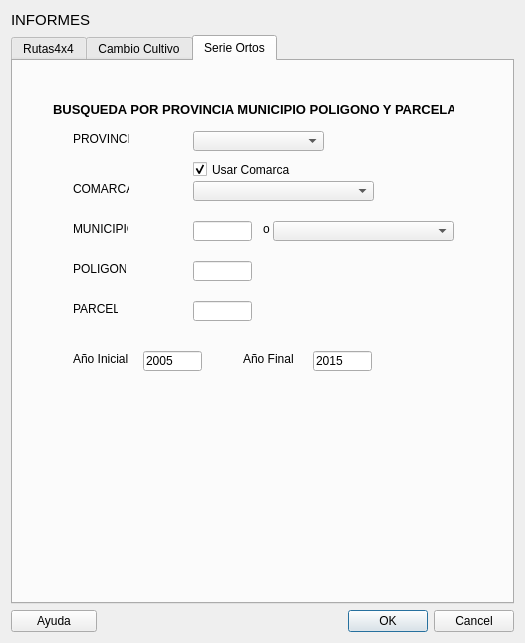
Qt form informes/informes_dialog_base.ui (diezrabanos/qgis_plugins) before a commit.
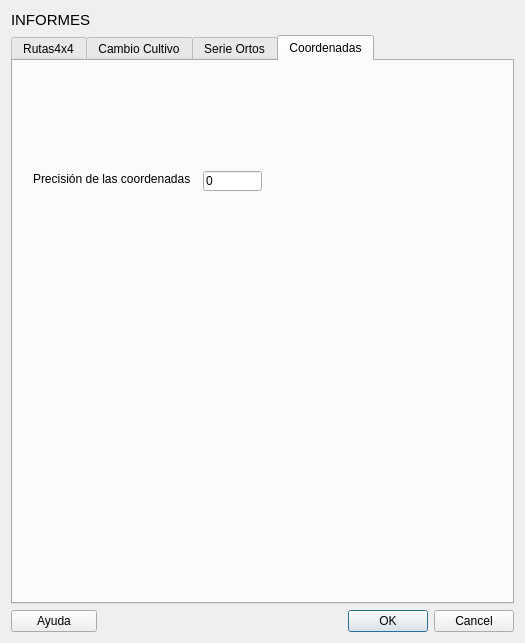
The same form after that commit.

Commit message: funciona coordenadas, excepto zoom

```diff
--- a/informes/informes_dialog_base.ui
+++ b/informes/informes_dialog_base.ui
@@ -49,7 +49,7 @@
       <string>&lt;html&gt;&lt;head/&gt;&lt;body&gt;&lt;p&gt;&lt;br/&gt;&lt;/p&gt;&lt;/body&gt;&lt;/html&gt;</string>
      </property>
      <property name="currentIndex">
-      <number>2</number>
+      <number>3</number>
      </property>
      <widget class="QWidget" name="tabruta">
       <attribute name="title">
@@ -571,6 +571,37 @@
        </property>
       </widget>
      </widget>
+     <widget class="QWidget" name="coordenadas">
+      <attribute name="title">
+       <string>Coordenadas</string>
+      </attribute>
+      <widget class="QLineEdit" name="lineEdit_decimales">
+       <property name="geometry">
+        <rect>
+         <x>190</x>
+         <y>110</y>
+         <width>59</width>
+         <height>20</height>
+        </rect>
+       </property>
+       <property name="text">
+        <string>0</string>
+       </property>
+      </widget>
+      <widget class="QLabel" name="label_31">
+       <property name="geometry">
+        <rect>
+         <x>20</x>
+         <y>110</y>
+         <width>181</width>
+         <height>16</height>
+        </rect>
+       </property>
+       <property name="text">
+        <string>Precisión de las coordenadas</string>
+       </property>
+      </widget>
+     </widget>
     </widget>
    </item>
   </layout>
```
The commit also changes 1 other file.
